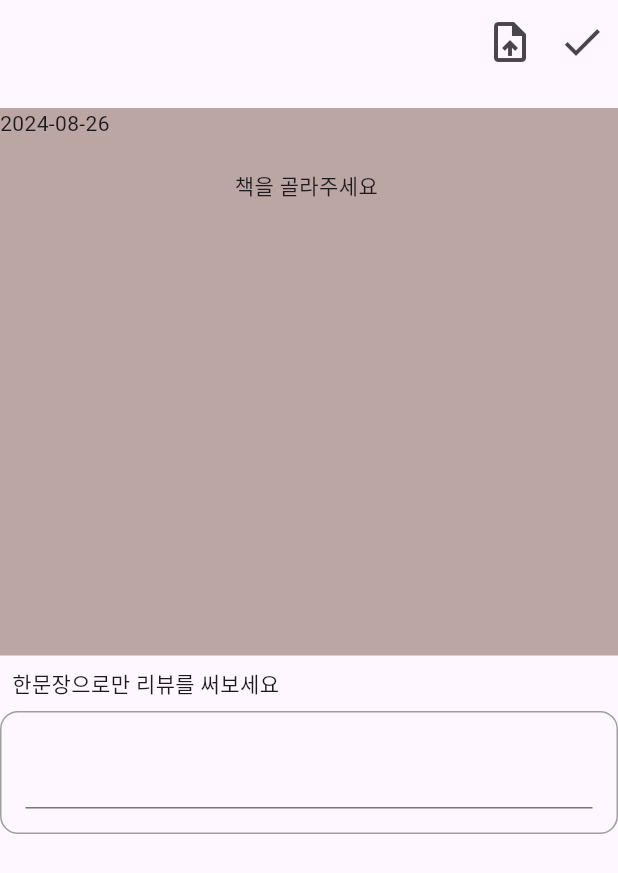
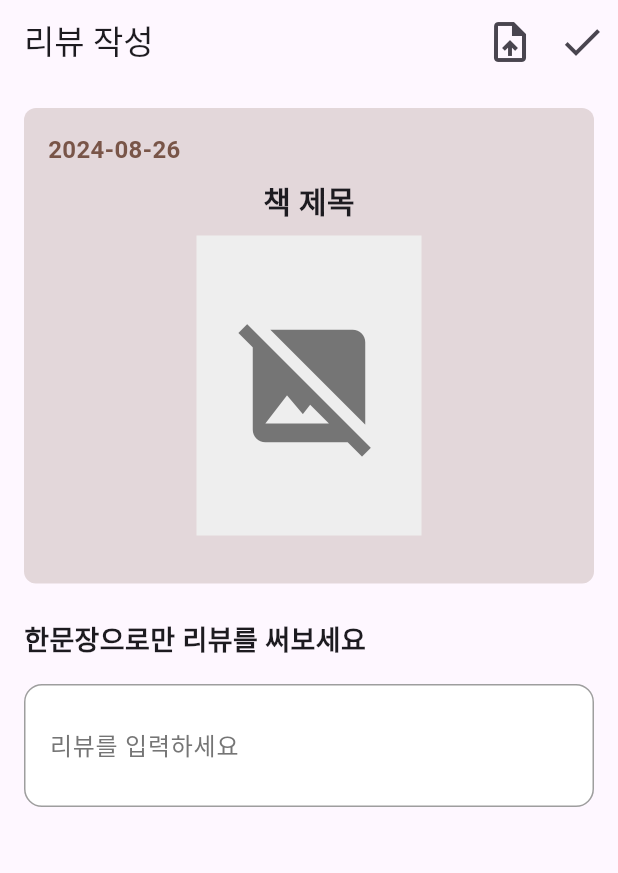
Before and after one commit to frihett/OneLineBook, a Flutter app: the WritingPage screen opened by its route, on a phone screen of 412 x 824 dp. Shown: the top 873 px of the screen. Run offline on Flutter 3.47's test engine with Material 3 defaults, Android fonts, the phone set to English and light mode, and no system bars; our stand-ins replace carousel_slider, cloud_firestore, firebase_auth, firebase_core, flutter_dotenv, flutter_screenutil and 3 more; accounts and stored records are empty.

Commit message:
feat: UI변경
위젯트리 상위의 container 삭제,
대체이미지 추가,

```diff
--- a/lib/presentation/tap/writing/writing_page.dart
+++ b/lib/presentation/tap/writing/writing_page.dart
@@ -36,7 +36,6 @@ class _WritingPageState extends State<WritingPage> {
   @override
   void dispose() {
     _controller.dispose();
-
     super.dispose();
   }
 
@@ -45,10 +44,10 @@ class _WritingPageState extends State<WritingPage> {
     final model = context.watch<WritingPageViewModel>();
     final userProvider = context.watch<UserProvider>();
     final userId = userProvider.user?.userId;
-    final _controller = TextEditingController();
 
     return Scaffold(
       appBar: AppBar(
+        title: Text('리뷰 작성'),
         actions: [
           IconButton(
             iconSize: 32,
@@ -74,54 +73,70 @@ class _WritingPageState extends State<WritingPage> {
       ),
       body: SafeArea(
         child: SingleChildScrollView(
-          child: Container(
-            width: MediaQuery.of(context).size.width,
+          padding: EdgeInsets.all(16.0),
           child: Column(
             crossAxisAlignment: CrossAxisAlignment.start,
             children: [
-                SizedBox(
-                  height: 16,
+              Container(
+                padding: EdgeInsets.all(16.0),
+                decoration: BoxDecoration(
+                  color: Colors.brown.withOpacity(0.2),
+                  borderRadius: BorderRadius.circular(8),
                 ),
-                Container(
-                    decoration:
-                        BoxDecoration(color: Colors.brown.withOpacity(0.5)),
                 child: Column(
+                  crossAxisAlignment: CrossAxisAlignment.start,
                   children: [
-                        Row(
-                          children: [
-                            Text(DateFormat('yyyy-MM-dd')
-                                .format(DateTime.now())),
-                            Spacer(),
-                          ],
+                    Text(
+                      DateFormat('yyyy-MM-dd').format(DateTime.now()),
+                      style: TextStyle(
+                        fontSize: 16,
+                        fontWeight: FontWeight.bold,
+                        color: Colors.brown,
                       ),
+                    ),
+                    SizedBox(height: 8),
                     Center(
-                          child: model.selectedBook?.title == null
-                              ? Text('')
-                              : Text('${model.selectedBook?.title}'),
-                        ),
-                        Center(
-                          child: model.selectedBook?.bookImageUrl == null
-                              ? Container(height: 300, child: Text('책을 골라주세요 '))
-                              : Container(
-                                  child: Image.network(
-                                    model.selectedBook?.bookImageUrl ??
-                                        'https://image.aladin.co.kr/product/34075/65/cover500/k542931578_1.jpg',
-                                    fit: BoxFit.cover,
-                                    height: 300,
+                      child: Text(
+                        model.selectedBook?.title ?? '책 제목',
+                        style: TextStyle(
+                          fontSize: 20,
+                          fontWeight: FontWeight.bold,
                         ),
                       ),
                     ),
-                        SizedBox(
-                          height: 24,
+                    SizedBox(height: 8),
+                    Center(
+                      child: model.selectedBook?.bookImageUrl == null
+                          ? Container(
+                        height: 200,
+                        width: 150,
+                        color: Colors.grey[200],
+                        child: Icon(
+                          Icons.image_not_supported,
+                          size: 100,
+                          color: Colors.grey[600],
+                        ),
                       )
-                      ],
-                    )),
-                Padding(
-                  padding: const EdgeInsets.all(8.0),
-                  child: Text(
-                    '한문장으로만 리뷰를 써보세요',
+                          : Image.network(
+                        model.selectedBook!.bookImageUrl,
+                        fit: BoxFit.cover,
+                        height: 200,
+                        width: 150,
                       ),
                     ),
+                    SizedBox(height: 16,),
+                  ],
+                ),
+              ),
+              SizedBox(height: 24),
+              Text(
+                '한문장으로만 리뷰를 써보세요',
+                style: TextStyle(
+                  fontSize: 18,
+                  fontWeight: FontWeight.w600,
+                ),
+              ),
+              SizedBox(height: 16),
               Container(
                 padding: EdgeInsets.all(16.0),
                 decoration: BoxDecoration(
@@ -129,24 +144,26 @@ class _WritingPageState extends State<WritingPage> {
                   border: Border.all(
                     color: Colors.grey,
                     width: 1.0,
-                      )),
-                  child: Column(
-                    children: [
-                      TextFormField(
+                  ),
+                  color: Colors.white,
+                ),
+                child: TextFormField(
                   controller: _controller,
                   maxLines: null,
+                  decoration: InputDecoration(
+                    border: InputBorder.none,
+                    hintText: '리뷰를 입력하세요',
+                    hintStyle: TextStyle(color: Colors.grey[600]),
+                  ),
                   validator: (value) {
                     if (value == null || value.isEmpty) {
-                            return 'Please enter a review';
+                      return '리뷰를 입력해주세요';
                     }
                     return null;
                   },
-                      )
+                ),
+              ),
             ],
-                  ),
-                )
-              ],
-            ),
           ),
         ),
       ),
```
Lines whose indentation alone changed are shown as unchanged.
